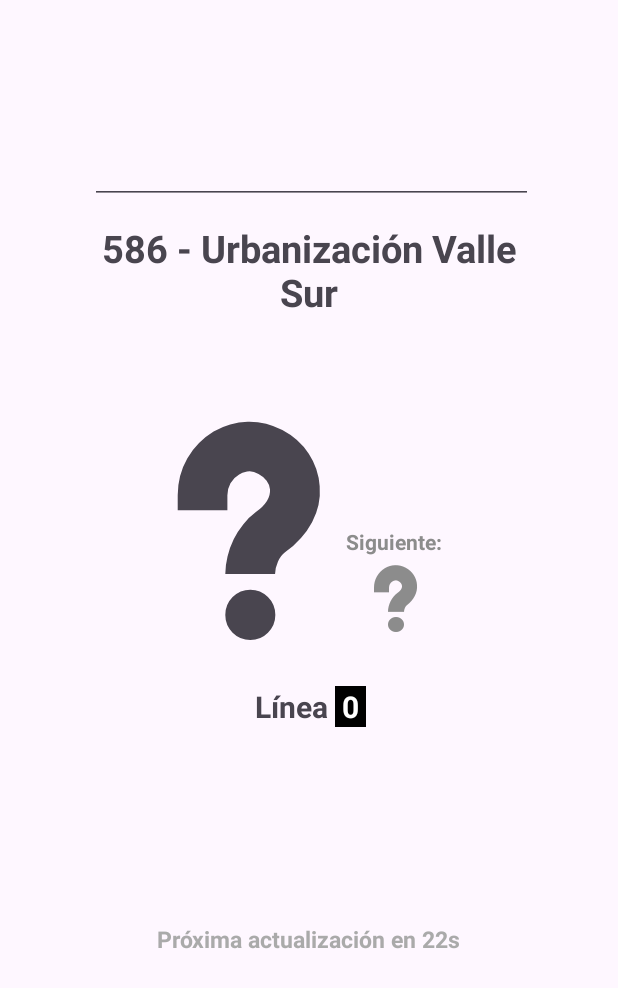
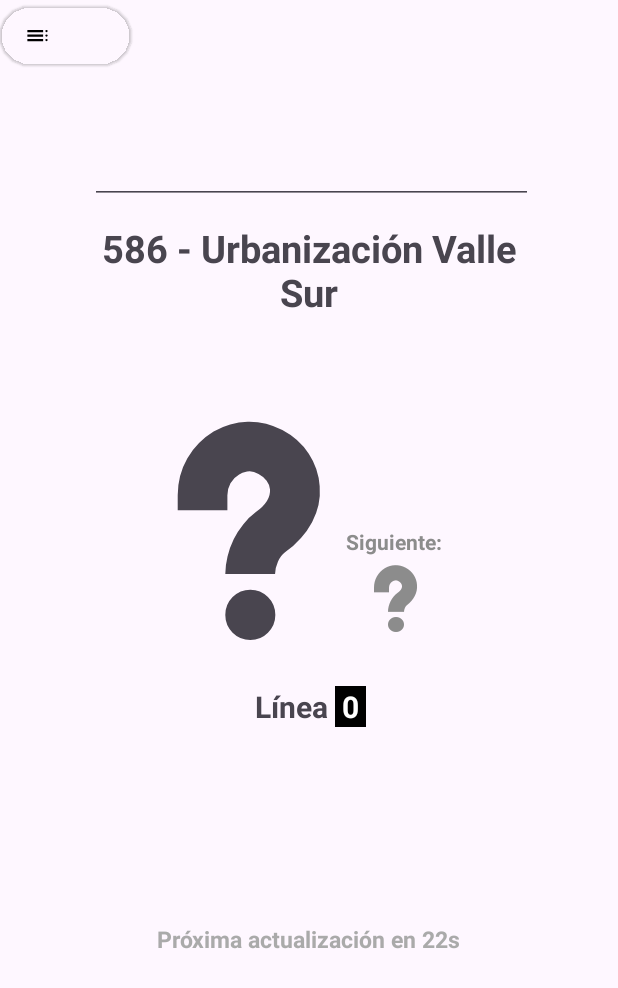
Before and after one commit to Kkaiyuanwg/Elbus, an Android app: the screen it shows after launch (MainActivity), on a phone screen of 412 x 824 dp. Shown: the top 988 px of the screen. Run offline under Robolectric (Android 15) with nearby library versions, the phone set to English and light mode, and no system bars; pictures from the network do not load; Roboto replaces fonts that are not available here.

Commit message:
added base nav and icons

```diff
--- a/app/src/main/java/com/kkai/elbus/MainActivity.kt
+++ b/app/src/main/java/com/kkai/elbus/MainActivity.kt
@@ -14,11 +14,16 @@ import android.widget.AutoCompleteTextView
 import android.widget.TextView
 import android.Manifest
 import android.location.Location
+import android.view.Gravity
+import android.widget.Button
+import android.widget.Toast
 
 import androidx.core.app.ActivityCompat
 import androidx.core.content.ContextCompat
+import androidx.drawerlayout.widget.DrawerLayout
 import androidx.viewpager2.widget.ViewPager2
 import com.google.android.gms.common.internal.Objects.ToStringHelper
+import com.google.android.material.navigation.NavigationView
 import kotlinx.coroutines.CoroutineScope
 import kotlinx.coroutines.Dispatchers
 import kotlinx.coroutines.launch
@@ -84,6 +89,9 @@ class MainActivity : AppCompatActivity() {
         bTextInput = findViewById(R.id.bStopInput)
         bCarousel = findViewById(R.id.bCarousel)
 
+        val btn_click_me = findViewById(R.id.button) as Button
+        val mDrawerLayout = findViewById(R.id.drawer_layout) as DrawerLayout
+
         requestLocationUpdates(this) {coor ->
             stopNumber = getClosestLocation(coor)?.id.toString()
         }
@@ -105,6 +113,10 @@ class MainActivity : AppCompatActivity() {
             ActivityCompat.requestPermissions(
                 this,
                 arrayOf(Manifest.permission.ACCESS_FINE_LOCATION), 123)
+        }
+
+        btn_click_me.setOnClickListener {
+            mDrawerLayout.openDrawer(findViewById(R.id.nav_view));
         }
 
         bTextInput.setOnEditorActionListener { _, actionId, event ->
--- /dev/null
+++ b/app/src/main/res/drawable/home_icon.xml
@@ -0,0 +1,5 @@
+<vector android:height="24dp" android:tint="#000000"
+    android:viewportHeight="24" android:viewportWidth="24"
+    android:width="24dp" xmlns:android="http://schemas.android.com/apk/res/android">
+    <path android:fillColor="@android:color/white" android:pathData="M4,16c0,0.88 0.39,1.67 1,2.22v1.28c0,0.83 0.67,1.5 1.5,1.5S8,20.33 8,19.5L8,19h8v0.5c0,0.82 0.67,1.5 1.5,1.5 0.82,0 1.5,-0.67 1.5,-1.5v-1.28c0.61,-0.55 1,-1.34 1,-2.22L20,6c0,-3.5 -3.58,-4 -8,-4s-8,0.5 -8,4v10zM7.5,17c-0.83,0 -1.5,-0.67 -1.5,-1.5S6.67,14 7.5,14s1.5,0.67 1.5,1.5S8.33,17 7.5,17zM16.5,17c-0.83,0 -1.5,-0.67 -1.5,-1.5s0.67,-1.5 1.5,-1.5 1.5,0.67 1.5,1.5 -0.67,1.5 -1.5,1.5zM18,11L6,11L6,6h12v5z"/>
+</vector>
--- /dev/null
+++ b/app/src/main/res/drawable/list_icon.xml
@@ -0,0 +1,9 @@
+<vector xmlns:android="http://schemas.android.com/apk/res/android"
+    android:width="24dp"
+    android:height="24dp"
+    android:viewportWidth="960"
+    android:viewportHeight="960">
+  <path
+      android:fillColor="#FF000000"
+      android:pathData="M120,680v-80h560v80L120,680ZM120,520v-80h560v80L120,520ZM120,360v-80h560v80L120,360ZM800,680q-17,0 -28.5,-11.5T760,640q0,-17 11.5,-28.5T800,600q17,0 28.5,11.5T840,640q0,17 -11.5,28.5T800,680ZM800,520q-17,0 -28.5,-11.5T760,480q0,-17 11.5,-28.5T800,440q17,0 28.5,11.5T840,480q0,17 -11.5,28.5T800,520ZM800,360q-17,0 -28.5,-11.5T760,320q0,-17 11.5,-28.5T800,280q17,0 28.5,11.5T840,320q0,17 -11.5,28.5T800,360Z"/>
+</vector>
--- /dev/null
+++ b/app/src/main/res/drawable/route_icon.xml
@@ -0,0 +1,5 @@
+<vector android:height="24dp" android:tint="#000000"
+    android:viewportHeight="24" android:viewportWidth="24"
+    android:width="24dp" xmlns:android="http://schemas.android.com/apk/res/android">
+    <path android:fillColor="@android:color/white" android:pathData="M19,15.18V7c0,-2.21 -1.79,-4 -4,-4s-4,1.79 -4,4v10c0,1.1 -0.9,2 -2,2s-2,-0.9 -2,-2V8.82C8.16,8.4 9,7.3 9,6c0,-1.66 -1.34,-3 -3,-3S3,4.34 3,6c0,1.3 0.84,2.4 2,2.82V17c0,2.21 1.79,4 4,4s4,-1.79 4,-4V7c0,-1.1 0.9,-2 2,-2s2,0.9 2,2v8.18c-1.16,0.41 -2,1.51 -2,2.82c0,1.66 1.34,3 3,3s3,-1.34 3,-3C21,16.7 20.16,15.6 19,15.18z"/>
+</vector>
--- a/app/src/main/res/layout/activity_main.xml
+++ b/app/src/main/res/layout/activity_main.xml
@@ -6,18 +6,38 @@
     android:layout_height="match_parent"
     tools:context=".MainActivity">
 
-    <LinearLayout
+    <androidx.drawerlayout.widget.DrawerLayout
+        android:id="@+id/drawer_layout"
         android:layout_width="match_parent"
-        android:layout_height="match_parent"
-        android:orientation="vertical"
-        app:layout_constraintBottom_toBottomOf="parent"
-        app:layout_constraintEnd_toEndOf="parent"
-        app:layout_constraintStart_toStartOf="parent"
-        app:layout_constraintTop_toTopOf="parent">
+        android:layout_height="match_parent">
+
+        <!-- Main Content -->
+        <LinearLayout
+            android:layout_width="match_parent"
+            android:layout_height="match_parent"
+            android:orientation="vertical"
+            app:layout_constraintBottom_toBottomOf="parent"
+            app:layout_constraintEnd_toEndOf="parent"
+            app:layout_constraintStart_toStartOf="parent"
+            app:layout_constraintTop_toTopOf="parent">
 
         <androidx.constraintlayout.widget.ConstraintLayout
             android:layout_width="match_parent"
             android:layout_height="match_parent">
+
+
+            <Button
+                android:id="@+id/button"
+                style="@style/Widget.Material3.Button.ElevatedButton.Icon"
+                android:layout_width="wrap_content"
+                android:layout_height="wrap_content"
+                android:backgroundTint="#00FFFFFF"
+                android:elevation="10dp"
+                app:icon="@drawable/list_icon"
+                app:iconTint="@color/material_dynamic_neutral0"
+                tools:ignore="MissingConstraints"
+                tools:layout_editor_absoluteX="0dp"
+                tools:layout_editor_absoluteY="-1dp" />
 
             <TextView
                 android:id="@+id/bStopLabel"
@@ -76,8 +96,19 @@
                 app:layout_constraintStart_toStartOf="parent"
                 app:layout_constraintTop_toTopOf="parent"
                 tools:ignore="LabelFor" />
+        </androidx.constraintlayout.widget.ConstraintLayout>
 
-        </androidx.constraintlayout.widget.ConstraintLayout>
     </LinearLayout>
 
+        <!-- Navigation Drawer -->
+        <com.google.android.material.navigation.NavigationView
+            android:id="@+id/nav_view"
+            android:layout_width="150dp"
+            android:layout_height="match_parent"
+            android:layout_gravity="start"
+            app:menu="@layout/drawer_menu" />
+    </androidx.drawerlayout.widget.DrawerLayout>
+
+
+
 </androidx.constraintlayout.widget.ConstraintLayout>
```
Also changed, not shown: app/src/main/res/layout/drawer_menu.xml (added, +17 -0 lines).
